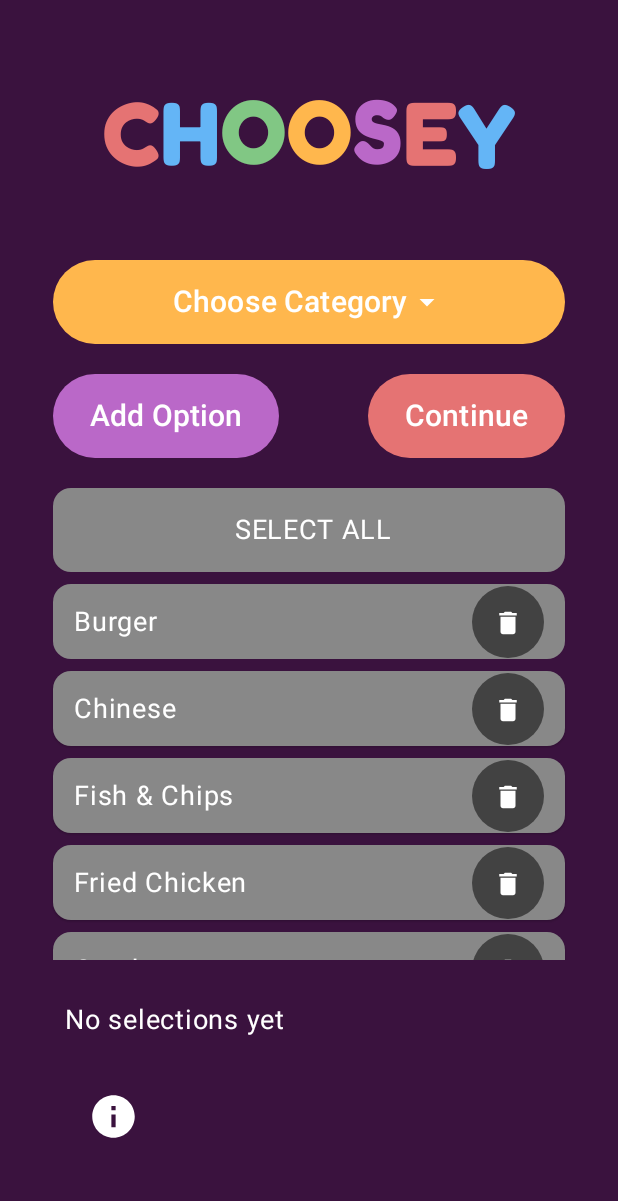
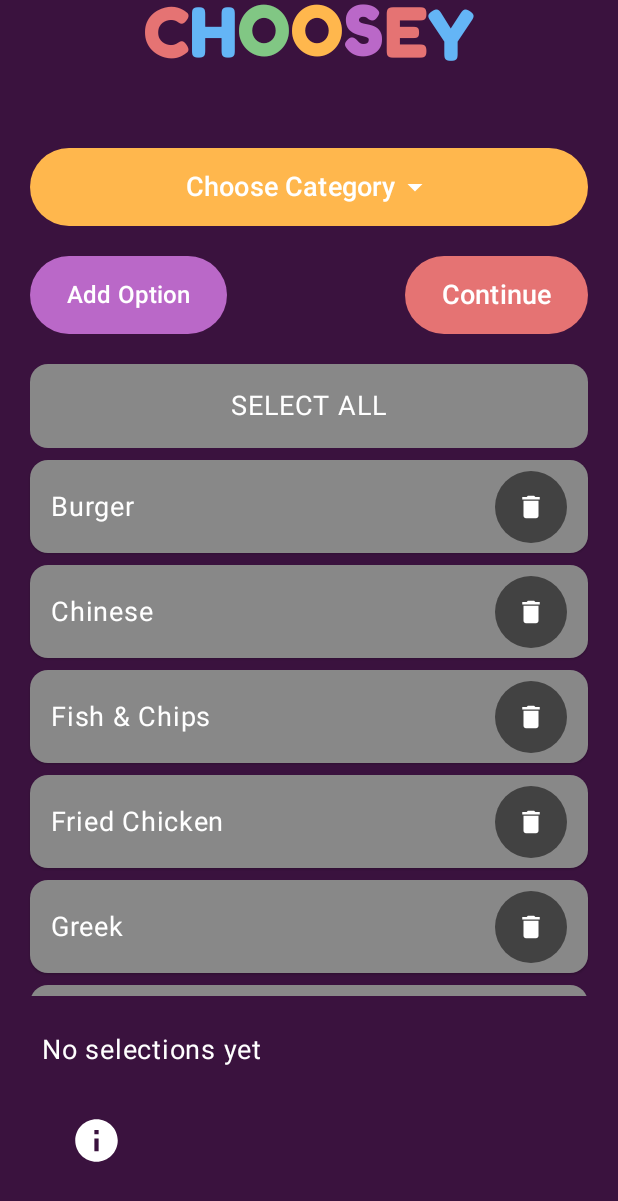
Before and after one commit to Holfve1/Choosey, an Android app built with Jetpack Compose: the SelectionScreen screen opened through its navigation route, on a phone screen of 412 x 824 dp. Shown: the top 1201 px of the screen. Run offline under Robolectric (Android 15) with nearby library versions, the phone set to English and light mode, and no system bars; our stand-ins replace Room's generated code.

Commit message:
update screens to respond to device screen size - further adjusments to spacing and heights required

```diff
--- a/app/src/main/java/com/example/choosey/BouncingLetters.kt
+++ b/app/src/main/java/com/example/choosey/BouncingLetters.kt
@@ -24,10 +24,12 @@ import com.example.choosey.ui.theme.FredokaOneFont
 import kotlinx.coroutines.delay
 
 
+
 @Composable
 fun SpringyBouncingLetters(
     word: String = "CHOOSEY",
-    amplitude: Dp = 30.dp
+    amplitude: Dp = 30.dp,
+    fontSize: Int = 60 // Accept font size as an Int (sp)
 ) {
     Row(
         modifier = Modifier.fillMaxWidth(),
@@ -45,7 +47,6 @@ fun SpringyBouncingLetters(
         word.forEachIndexed { index, char ->
             val offsetY = remember { Animatable(0f) }
 
-            // stagger animation per letter
             LaunchedEffect(Unit) {
                 delay(index * 85L)
                 offsetY.animateTo(
@@ -61,7 +62,7 @@ fun SpringyBouncingLetters(
 
             Text(
                 text = char.toString(),
-                fontSize = 60.sp,
+                fontSize = fontSize.sp,
                 fontFamily = FredokaOneFont,
                 modifier = Modifier.offset(y = offsetY.value.dp),
                 color = color
--- a/app/src/main/java/com/example/choosey/Buttons.kt
+++ b/app/src/main/java/com/example/choosey/Buttons.kt
@@ -42,28 +42,30 @@ import androidx.compose.ui.unit.dp
 import androidx.compose.ui.unit.sp
 
 
+
 @Composable
-
-fun MainButton(answer: String, onClick: () -> Unit) {
+fun MainButton(
+    answer: String,
+    onClick: () -> Unit,
+    modifier: Modifier = Modifier,
+    fontSize: Int = 30 // default font size
+) {
     val context = LocalContext.current
-
     val interactionSource = remember { MutableInteractionSource() }
     val isPressed by interactionSource.collectIsPressedAsState()
 
     Button(
         onClick = {
             playDrumRoll(context) {
-                // after the drum roll completes
                 onClick()
             }
         },
         interactionSource = interactionSource,
-        modifier = Modifier
-            .height(280.dp)
-            .width(280.dp),
+        modifier = modifier
+            .size(280.dp), // default size, can be overridden
         elevation = ButtonDefaults.buttonElevation(
-            defaultElevation = 20.dp, // visible raised effect
-            pressedElevation = 6.dp   // pressed effect
+            defaultElevation = 20.dp,
+            pressedElevation = 6.dp
         ),
         colors = ButtonDefaults.buttonColors(
             containerColor = Color(0xFFB22222),
@@ -97,14 +99,15 @@ fun MainButton(answer: String, onClick: () -> Unit) {
 
             Text(
                 text = "Click me to Choosey",
-                fontSize = 30.sp,
-                lineHeight = 35.sp,
+                fontSize = fontSize.sp,
+                lineHeight = (fontSize + 5).sp,
                 textAlign = TextAlign.Center,
                 color = Color.White
             )
         }
     }
 }
+
 
 
 @Composable
@@ -221,7 +224,7 @@ fun AddOptionButton(
     ) {
         Text(
             text = "Add Option",
-            fontSize = 20.sp,
+            fontSize = 16.sp,
             textAlign = TextAlign.Center
         )
     }
--- a/app/src/main/java/com/example/choosey/ChooseyScreen.kt
+++ b/app/src/main/java/com/example/choosey/ChooseyScreen.kt
@@ -3,12 +3,14 @@ package com.example.choosey
 import androidx.compose.foundation.background
 import androidx.compose.foundation.layout.Arrangement
 import androidx.compose.foundation.layout.Box
+import androidx.compose.foundation.layout.BoxWithConstraints
 import androidx.compose.foundation.layout.Column
 import androidx.compose.foundation.layout.Spacer
 import androidx.compose.foundation.layout.fillMaxSize
 import androidx.compose.foundation.layout.fillMaxWidth
 import androidx.compose.foundation.layout.height
 import androidx.compose.foundation.layout.padding
+import androidx.compose.foundation.layout.size
 import androidx.compose.material3.Text
 import androidx.compose.runtime.Composable
 import androidx.compose.runtime.LaunchedEffect
@@ -26,6 +28,8 @@ import androidx.compose.ui.unit.sp
 import androidx.navigation.NavController
 import kotlinx.coroutines.launch
 
+
+
 @Composable
 fun ChooseyScreen(
     navController: NavController,
@@ -35,32 +39,54 @@ fun ChooseyScreen(
     var answer by rememberSaveable { mutableStateOf("") }
     val scope = rememberCoroutineScope()
     val categoryId by vm.currentCategoryId
-
     var categoryName by rememberSaveable { mutableStateOf("") }
 
     LaunchedEffect(categoryId) {
         categoryName = vm.getCategoryName(categoryId)
     }
 
-    Box(
+    BoxWithConstraints(
         modifier = Modifier
             .fillMaxSize()
             .background(Color(0xFF3A123E))
     ) {
-        // Main content
+        val screenWidth = maxWidth
+        val screenHeight = maxHeight
+        val isCompact = screenWidth < 360.dp
+
+        // Responsive values
+        val horizontalPadding = (screenWidth * 0.08f).coerceAtLeast(16.dp)
+        val verticalPadding = (screenHeight * 0.05f).coerceAtLeast(16.dp)
+        val verticalSpacing = (screenHeight * 0.02f).coerceAtLeast(12.dp)
+
+        val titleFontSize = if (isCompact) 36 else 60
+        val answerFontSize = if (isCompact) 32 else 50
+        val buttonFontSize = if (isCompact) 24 else 30
+        val buttonSize = if (screenHeight < 600.dp) 200.dp else 280.dp
+
         Column(
             modifier = Modifier
                 .fillMaxSize()
-                .padding(start = 35.dp, end = 35.dp, top = 20.dp, bottom = 80.dp),
-            verticalArrangement = Arrangement.Center,
+                .padding(
+                    start = horizontalPadding,
+                    end = horizontalPadding,
+                    top = verticalPadding,
+                    bottom = verticalPadding
+                ),
+            verticalArrangement = Arrangement.SpaceBetween,
             horizontalAlignment = Alignment.CenterHorizontally
         ) {
             // Title
             Box(
-                modifier = Modifier.weight(1f),
+                modifier = Modifier
+                    .weight(1f)
+                    .fillMaxWidth(),
                 contentAlignment = Alignment.Center
             ) {
-                SpringyBouncingLetters(word = title)
+                SpringyBouncingLetters(
+                    word = title,
+                    fontSize = titleFontSize
+                )
             }
 
             // Category picker
@@ -69,26 +95,25 @@ fun ChooseyScreen(
                 categoryName = categoryName
             )
 
-            Spacer(modifier = Modifier.height(20.dp))
+            Spacer(modifier = Modifier.height(verticalSpacing))
 
             // Answer / prompt
             Box(
                 modifier = Modifier
                     .weight(1f)
-                    .padding(vertical = 16.dp)
-                    .fillMaxWidth(),
+                    .fillMaxWidth()
+                    .padding(vertical = verticalSpacing),
                 contentAlignment = Alignment.Center
             ) {
                 DisplayAnswer(
                     text = answer,
+                    fontSize = answerFontSize
                 )
             }
 
-            // Spacer to push button lower nicely
-            Spacer(modifier = Modifier.height(20.dp))
+            Spacer(modifier = Modifier.height(verticalSpacing))
 
-            // Main action
-
+            // Main action button
             MainButton(
                 answer = answer,
                 onClick = {
@@ -96,16 +121,20 @@ fun ChooseyScreen(
                         val picked = vm.pickRandomLabel(categoryId)
                         answer = picked ?: "No choices selected"
                     }
-                }
+                },
+                modifier = Modifier.size(buttonSize),
+                fontSize = buttonFontSize
             )
-            Spacer(modifier = Modifier.height(20.dp))
+
+            Spacer(modifier = Modifier.height(verticalSpacing))
         }
 
+        // Info button (bottom left)
         InfoButton(
             onClick = { navController.navigate("help") },
             modifier = Modifier
                 .align(Alignment.BottomStart)
-                .padding(start = 16.dp, bottom = 50.dp) // spacing from screen edges
+                .padding(start = horizontalPadding, bottom = verticalPadding)
         )
     }
 }
--- a/app/src/main/java/com/example/choosey/DisplayAnswer.kt
+++ b/app/src/main/java/com/example/choosey/DisplayAnswer.kt
@@ -1,36 +1,29 @@
 package com.example.choosey
 
-import androidx.compose.foundation.background
-import androidx.compose.foundation.border
-import androidx.compose.foundation.layout.Box
 import androidx.compose.foundation.layout.Column
-import androidx.compose.foundation.layout.Spacer
 import androidx.compose.foundation.layout.fillMaxWidth
-import androidx.compose.foundation.layout.height
-import androidx.compose.foundation.layout.padding
-import androidx.compose.foundation.layout.wrapContentHeight
-import androidx.compose.foundation.shape.RoundedCornerShape
 import androidx.compose.material3.Text
 import androidx.compose.runtime.Composable
 import androidx.compose.ui.Modifier
 import androidx.compose.ui.graphics.Color
-import androidx.compose.ui.modifier.modifierLocalOf
-import androidx.compose.ui.text.font.FontStyle
 import androidx.compose.ui.text.font.FontWeight
 import androidx.compose.ui.text.style.TextAlign
 import androidx.compose.ui.tooling.preview.Preview
-import androidx.compose.ui.unit.dp
 import androidx.compose.ui.unit.sp
 
 
+
 @Composable
-fun DisplayAnswer(text: String, isFallback: Boolean = false) {
-    Column()
-    {
+fun DisplayAnswer(
+    text: String,
+    isFallback: Boolean = false,
+    fontSize: Int = 50 // Accept font size as an Int (sp)
+) {
+    Column {
         Text(
             text = text,
-            fontSize = 50.sp,
-            lineHeight = 55.sp,
+            fontSize = fontSize.sp,
+            lineHeight = (fontSize + 5).sp,
             fontWeight = FontWeight.Bold,
             color = Color.White,
             textAlign = TextAlign.Center,
@@ -39,6 +32,7 @@ fun DisplayAnswer(text: String, isFallback: Boolean = false) {
     }
 }
 
+
 @Preview
 @Composable
 fun DisplayAnswerPreview() {
--- a/app/src/main/java/com/example/choosey/SelectionScreen.kt
+++ b/app/src/main/java/com/example/choosey/SelectionScreen.kt
@@ -4,6 +4,7 @@ import android.graphics.Paint
 import androidx.compose.foundation.background
 import androidx.compose.foundation.layout.Arrangement
 import androidx.compose.foundation.layout.Box
+import androidx.compose.foundation.layout.BoxWithConstraints
 import androidx.compose.foundation.layout.Column
 import androidx.compose.foundation.layout.Row
 import androidx.compose.foundation.layout.Spacer
@@ -42,12 +43,11 @@ import androidx.compose.runtime.setValue
 import androidx.compose.ui.Alignment
 import androidx.compose.ui.Modifier
 import androidx.compose.ui.graphics.Color
+import androidx.compose.ui.platform.LocalConfiguration
 import androidx.compose.ui.text.style.TextAlign
 import androidx.compose.ui.unit.dp
 import androidx.compose.ui.unit.sp
 import androidx.navigation.NavController
-
-
 
 
 @Composable
@@ -55,12 +55,62 @@ fun SelectionScreen(
     navController: NavController,
     vm: ChooseyViewModel
 ) {
+    BoxWithConstraints(
+        modifier = Modifier
+            .fillMaxSize()
+            .background(Color(0xFF3A123E))
+    ) {
+        val screenWidth = maxWidth
+        val screenHeight = maxHeight
+        val screenDpWidth = LocalConfiguration.current.screenWidthDp
+        val screenSizeCategory = when {
+            screenDpWidth < 360 -> "small"
+            screenDpWidth in 360..480 -> "medium"
+            else -> "large"
+        }
+
+        val horizontalPadding = when (screenSizeCategory) {
+            "small" -> 12.dp
+            "medium" -> 20.dp
+            else -> 32.dp
+        }
+
+        val verticalPadding = when (screenSizeCategory) {
+            "small" -> 12.dp
+            "medium" -> 20.dp
+            else -> 24.dp
+        }
+
+        val fontSize = when (screenSizeCategory) {
+            "small" -> 12.sp
+            "medium" -> 18.sp
+            else -> 22.sp
+        }
+
+        val titleFontSize = when (screenSizeCategory) {
+            "small" -> 32
+            "medium" -> 48
+            else -> 64
+        }
+
+        val buttonHeight = when (screenSizeCategory) {
+            "small" -> 38.dp
+            "medium" -> 52.dp
+            else -> 60.dp
+        }
+
+        val cardHeight = when (screenSizeCategory) {
+            "small" -> 46.dp
+            "medium" -> 62.dp
+            else -> 70.dp
+        }
+
         val categories by vm.categories.collectAsState(initial = emptyList())
+        val categoryId by vm.currentCategoryId
+        val items by vm.selections(categoryId).collectAsState(initial = emptyList())
+
         var showAddDialog by remember { mutableStateOf(false) }
         var newItem by remember { mutableStateOf("") }
-
-    val categoryId by vm.currentCategoryId
-    val items by vm.selections(categoryId).collectAsState(initial = emptyList())
 
         var expanded by remember { mutableStateOf(false) }
         var selectedText by remember { mutableStateOf("Choose Category") }
@@ -74,39 +124,30 @@ fun SelectionScreen(
         var showDeleteOptionDialog by remember { mutableStateOf(false) }
         var optionToDelete by remember { mutableStateOf<Long?>(null) }
 
-
         Column(
             modifier = Modifier
                 .fillMaxSize()
-            .background(Color(0xFF3A123E))
-            .padding(start = 35.dp, end = 35.dp, top = 80.dp, bottom = 40.dp),
+                .padding(horizontal = horizontalPadding, vertical = verticalPadding)
         ) {
-        SpringyBouncingLetters(word = "CHOOSEY")
+            SpringyBouncingLetters(word = "CHOOSEY", fontSize = titleFontSize)
 
-        Spacer(Modifier.height(20.dp))
+            Spacer(Modifier.height(verticalPadding))
 
-        // --- Dropdown centered at the top ---
-        Box(
-            modifier = Modifier.fillMaxWidth(),
-            contentAlignment = Alignment.Center
-        ) {
+            Box(modifier = Modifier.fillMaxWidth(), contentAlignment = Alignment.Center) {
                 Button(
                     onClick = { expanded = true },
                     modifier = Modifier
                         .fillMaxWidth()
-                    .height(56.dp),
+                        .height(buttonHeight),
                     colors = ButtonDefaults.buttonColors(containerColor = Color(0xFFFFB74D))
                 ) {
-                Text(text = selectedText, fontSize = 20.sp)
+                    Text(text = selectedText, fontSize = fontSize)
                     Icon(Icons.Default.ArrowDropDown, contentDescription = null)
                 }
 
-            DropdownMenu(
-                expanded = expanded,
-                onDismissRequest = { expanded = false },
-            ) {
+                DropdownMenu(expanded = expanded, onDismissRequest = { expanded = false }) {
                     DropdownMenuItem(
-                    text = { Text("Add Category ➕", fontSize = 18.sp) },
+                        text = { Text("Add Category ➕", fontSize = fontSize) },
                         onClick = {
                             expanded = false
                             showAddCategoryDialog = true
@@ -129,7 +170,7 @@ fun SelectionScreen(
                             verticalAlignment = Alignment.CenterVertically
                         ) {
                             DropdownMenuItem(
-                            text = { Text(category.name, fontSize = 18.sp) },
+                                text = { Text(category.name, fontSize = fontSize) },
                                 onClick = {
                                     vm.setCategory(category.id)
                                     selectedText = category.name
@@ -155,9 +196,8 @@ fun SelectionScreen(
                 }
             }
 
-        Spacer(Modifier.height(20.dp))
+            Spacer(Modifier.height(verticalPadding))
 
-        // --- Add & Continue buttons ---
             Row(
                 modifier = Modifier.fillMaxWidth(),
                 horizontalArrangement = Arrangement.SpaceBetween,
@@ -165,62 +205,57 @@ fun SelectionScreen(
             ) {
                 AddOptionButton(
                     onClick = { showAddDialog = true },
-                modifier = Modifier.height(56.dp),
+                    modifier = Modifier.height(buttonHeight)
                 )
 
                 Button(
                     onClick = { navController.navigate("Choosey") },
-                modifier = Modifier.height(56.dp),
+                    modifier = Modifier.height(buttonHeight),
                     colors = ButtonDefaults.buttonColors(containerColor = Color(0xFFE57373))
                 ) {
-                Text(text = "Continue", fontSize = 20.sp, textAlign = TextAlign.Center)
+                    Text(text = "Continue", fontSize = fontSize, textAlign = TextAlign.Center)
                 }
             }
 
-        Spacer(Modifier.height(20.dp))
+            Spacer(Modifier.height(verticalPadding))
 
             val allSelected = items.isNotEmpty() && items.all { it.isSelected }
             Card(
                 modifier = Modifier
                     .fillMaxWidth()
                     .padding(bottom = 8.dp),
-            onClick = {  vm.setAllSelected(categoryId, select = !allSelected) },
+                onClick = { vm.setAllSelected(categoryId, select = !allSelected) },
                 colors = CardDefaults.cardColors(
-                containerColor = if (allSelected) Color( 0xFF81C784)  // blue for selected
-                else Color.Gray,         // orange for unselected
+                    containerColor = if (allSelected) Color(0xFF81C784) else Color.Gray,
                     contentColor = Color.White
                 ),
                 elevation = CardDefaults.cardElevation(
                     defaultElevation = if (allSelected) 4.dp else 1.dp
                 )
             ) {
-            Box(
-                modifier = Modifier.fillMaxWidth(),
-                contentAlignment = Alignment.Center
-            ) {
+                Box(modifier = Modifier.fillMaxWidth(), contentAlignment = Alignment.Center) {
                     Text(
-                    text = if (!allSelected) " SELECT ALL" else "DESELECT ALL",
+                        text = if (!allSelected) "SELECT ALL" else "DESELECT ALL",
                         modifier = Modifier.padding(16.dp),
-                    fontSize = 18.sp,
+                        fontSize = fontSize,
                         textAlign = TextAlign.Center
                     )
                 }
             }
-        // --- List of items ---
+
             LazyColumn(
                 modifier = Modifier
                     .weight(1f)
                     .fillMaxWidth(),
                 verticalArrangement = Arrangement.spacedBy(8.dp)
             ) {
-
                 items(items, key = { it.id }) { item ->
                     val selected = item.isSelected
 
                     Card(
                         modifier = Modifier
                             .fillMaxWidth()
-                        .height(50.dp),
+                            .height(cardHeight),
                         onClick = { vm.toggleSelection(item.id) },
                         colors = CardDefaults.cardColors(
                             containerColor = if (selected) Color(0xFF81C784) else Color.Gray,
@@ -229,8 +264,7 @@ fun SelectionScreen(
                         elevation = CardDefaults.cardElevation(
                             defaultElevation = if (selected) 4.dp else 1.dp
                         )
-                )
-                {
+                    ) {
                         Row(
                             modifier = Modifier
                                 .fillMaxWidth()
@@ -238,54 +272,45 @@ fun SelectionScreen(
                             horizontalArrangement = Arrangement.SpaceBetween,
                             verticalAlignment = Alignment.CenterVertically
                         ) {
-                        Text(
-                            text = item.label,
-                            fontSize = 18.sp
-                        )
-
-                       DeleteButton(
-                           onClick = {
+                            Text(text = item.label, fontSize = fontSize)
+                            DeleteButton(onClick = {
                                 optionToDelete = item.id
                                 showDeleteOptionDialog = true
-                           }
-                       )
-
+                            })
                         }
                     }
                 }
             }
 
-        // --- Selected summary ---
-        Spacer(modifier = Modifier.height(16.dp))
+            Spacer(modifier = Modifier.height(verticalPadding))
 
             Box(
                 modifier = Modifier
                     .fillMaxWidth()
-                .heightIn(max = 95.dp) // Set your desired max height here
+                    .heightIn(max = 80.dp)
                     .verticalScroll(rememberScrollState())
-                .padding(horizontal = 8.dp, vertical = 12.dp),
+                    .padding(horizontal = 8.dp, vertical = 4.dp),
                 contentAlignment = Alignment.CenterStart
             ) {
                 val selectedLabels = items.filter { it.isSelected }.map { it.label }
                 Text(
                     text = if (selectedLabels.isEmpty()) "No selections yet"
                     else "Selected: ${selectedLabels.joinToString(", ")}",
-                fontSize = 18.sp,
+                    fontSize = fontSize,
                     color = Color.White
                 )
             }
 
-        // --- Info Button ---
             Box(
                 modifier = Modifier
                     .fillMaxWidth()
-                .padding(16.dp),
+                    .padding(horizontalPadding),
                 contentAlignment = Alignment.CenterStart
             ) {
                 InfoButton(onClick = { navController.navigate("help") })
             }
 
-        // --- Add Option Dialog ---
+            // Dialogs
             if (showAddDialog) {
                 AlertDialog(
                     onDismissRequest = {
@@ -320,7 +345,6 @@ fun SelectionScreen(
                 )
             }
 
-        // --- Add Category Dialog ---
             if (showAddCategoryDialog) {
                 AlertDialog(
                     onDismissRequest = {
@@ -358,7 +382,6 @@ fun SelectionScreen(
                 )
             }
 
-
             if (showDeleteOptionDialog && optionToDelete != null) {
                 AlertDialog(
                     onDismissRequest = {
@@ -387,8 +410,6 @@ fun SelectionScreen(
                 )
             }
 
-
-        // --- Delete Category Confirmation Dialog ---
             if (showDeleteDialog && categoryToDelete != null) {
                 AlertDialog(
                     onDismissRequest = {
@@ -422,3 +443,4 @@ fun SelectionScreen(
             }
         }
     }
+}
```
Lines whose indentation alone changed are shown as unchanged.
